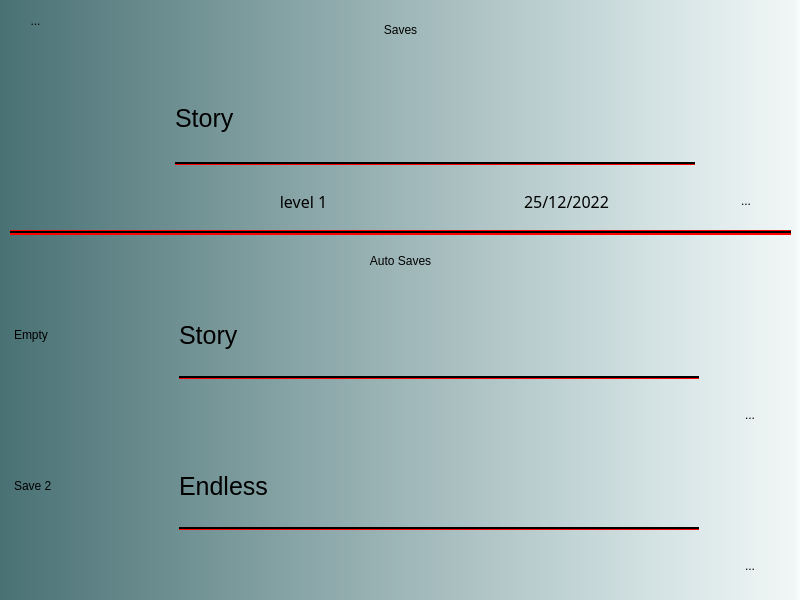
Above: launcher/ui/saves.ui from domestic-animal/Domestic-Animal before the change. Below: the same form after it.
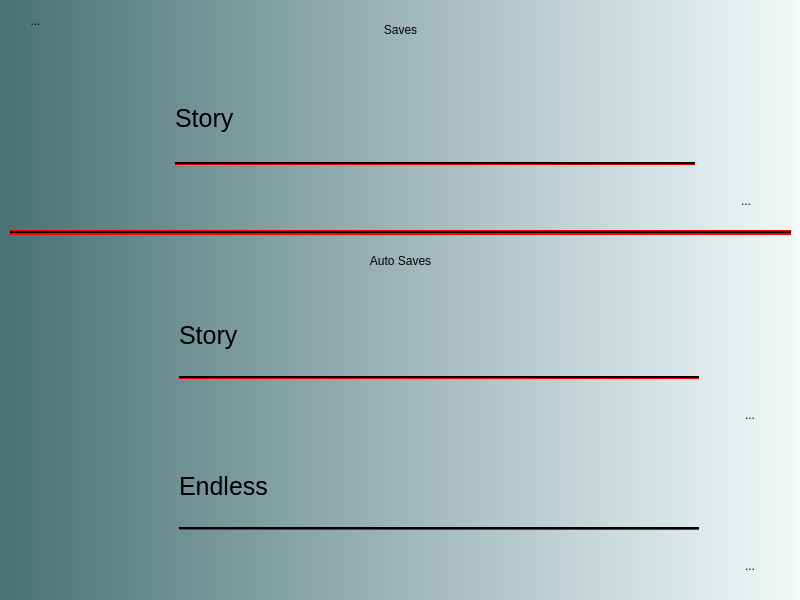
That is the form after the change.

What changed in the file:
```diff
--- a/launcher/ui/saves.ui
+++ b/launcher/ui/saves.ui
@@ -246,7 +246,7 @@
          </size>
         </property>
         <property name="text">
-         <string>Empty</string>
+         <string/>
         </property>
        </widget>
       </item>
@@ -305,7 +305,7 @@
       <item row="3" column="0">
        <widget class="QLabel" name="save3_name">
         <property name="text">
-         <string>Save 2</string>
+         <string/>
         </property>
        </widget>
       </item>
@@ -435,7 +435,7 @@
            <string notr="true">font-size: 16px;</string>
           </property>
           <property name="text">
-           <string>level 1</string>
+           <string/>
           </property>
           <property name="alignment">
            <set>Qt::AlignCenter</set>
@@ -463,7 +463,7 @@
            <string notr="true">font-size: 16px;</string>
           </property>
           <property name="text">
-           <string>25/12/2022</string>
+           <string/>
           </property>
           <property name="alignment">
            <set>Qt::AlignCenter</set>
```
Left out of the diff: 41 changed lines with no effect on the pictures.
